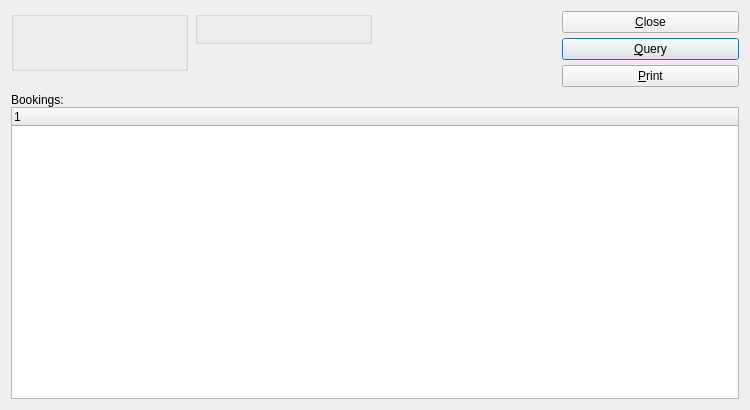
Pegasus-RPG/xtuple-client, file guiclient/dspBookingsByCustomerGroup.ui: the form before one commit.
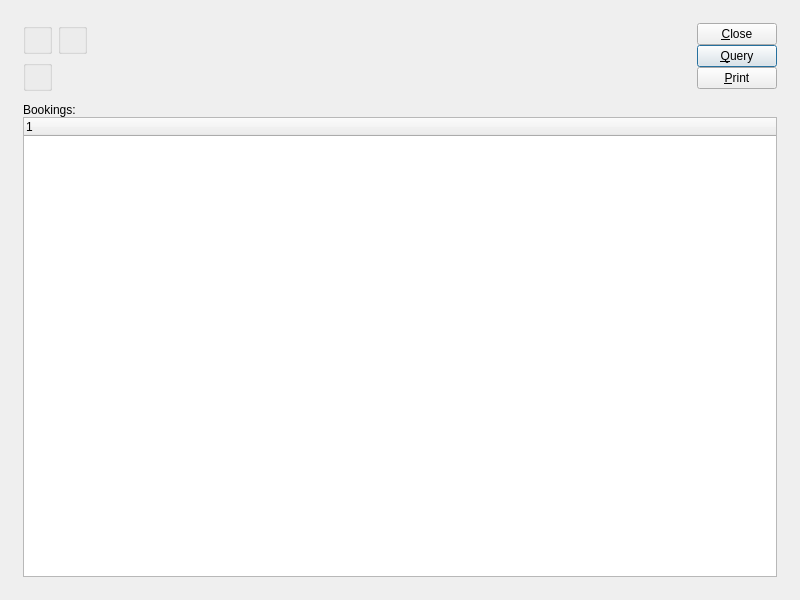
The form after the commit. Custom widgets are drawn as their Qt base class.

Commit message: issue 8520:  Touch up layouts with tweaked clusters.

The edit to the form file:
```diff
--- a/guiclient/dspBookingsByCustomerGroup.ui
+++ b/guiclient/dspBookingsByCustomerGroup.ui
@@ -14,124 +14,80 @@
    <rect>
     <x>0</x>
     <y>0</y>
-    <width>750</width>
-    <height>410</height>
+    <width>800</width>
+    <height>600</height>
    </rect>
   </property>
   <property name="windowTitle" >
    <string>Bookings by Customer Group</string>
   </property>
-   <layout class="QVBoxLayout" >
-    <item>
-     <layout class="QHBoxLayout" >
+  <layout class="QGridLayout" name="gridLayout_5" >
+   <item row="0" column="0" >
+    <layout class="QGridLayout" name="gridLayout_4" >
       <property name="margin" >
-       <number>0</number>
+      <number>12</number>
       </property>
       <property name="spacing" >
-       <number>7</number>
-      </property>
+      <number>12</number>
+     </property>
+     <item row="0" column="0" >
+      <layout class="QHBoxLayout" name="horizontalLayout" >
       <item>
-       <layout class="QVBoxLayout" >
-        <property name="margin" >
-         <number>0</number>
-        </property>
-        <property name="spacing" >
-         <number>0</number>
-        </property>
-        <item>
+        <layout class="QGridLayout" name="gridLayout_3" >
+         <item row="0" column="0" >
          <widget class="ParameterGroup" name="_customerGroup" >
           <property name="title" >
            <string/>
           </property>
-         </widget>
-        </item>
-        <item>
-         <spacer>
-          <property name="orientation" >
-           <enum>Qt::Vertical</enum>
-          </property>
-          <property name="sizeType" >
-           <enum>QSizePolicy::Preferred</enum>
-          </property>
-          <property name="sizeHint" >
-           <size>
-            <width>20</width>
-            <height>16</height>
-           </size>
-          </property>
-         </spacer>
-        </item>
-       </layout>
-      </item>
-      <item>
-       <layout class="QVBoxLayout" >
-        <property name="margin" >
-         <number>0</number>
-        </property>
-        <property name="spacing" >
-         <number>0</number>
-        </property>
-        <item>
-         <widget class="WarehouseGroup" name="_warehouse" >
+           <property name="fixedSize" >
+            <bool>false</bool>
+           </property>
+          </widget>
+         </item>
+         <item row="0" column="1" >
+          <widget class="QGroupBox" name="_dateGroup" >
           <property name="title" >
            <string/>
           </property>
-         </widget>
-        </item>
-        <item>
-         <spacer>
-          <property name="orientation" >
-           <enum>Qt::Vertical</enum>
-          </property>
-          <property name="sizeType" >
-           <enum>QSizePolicy::Preferred</enum>
-          </property>
-          <property name="sizeHint" >
-           <size>
-            <width>20</width>
-            <height>43</height>
-           </size>
-          </property>
-         </spacer>
-        </item>
-       </layout>
-      </item>
-      <item>
-       <layout class="QVBoxLayout" >
-        <property name="margin" >
-         <number>0</number>
-        </property>
-        <property name="spacing" >
-         <number>0</number>
-        </property>
-        <item>
+           <layout class="QGridLayout" name="gridLayout" >
+            <item row="0" column="0" >
          <widget class="DateCluster" name="_dates" />
         </item>
+           </layout>
+          </widget>
+         </item>
+         <item row="1" column="0" >
+          <widget class="WarehouseGroup" name="_warehouse" >
+           <property name="title" >
+            <string/>
+           </property>
+           <property name="fixedSize" >
+            <bool>false</bool>
+           </property>
+          </widget>
+         </item>
+        </layout>
+       </item>
         <item>
-         <spacer>
+        <spacer name="horizontalSpacer" >
           <property name="orientation" >
-           <enum>Qt::Vertical</enum>
-          </property>
-          <property name="sizeType" >
-           <enum>QSizePolicy::Preferred</enum>
-          </property>
-          <property name="sizeHint" >
+          <enum>Qt::Horizontal</enum>
+         </property>
+         <property name="sizeHint" stdset="0" >
            <size>
-            <width>20</width>
-            <height>50</height>
+           <width>0</width>
+           <height>20</height>
            </size>
           </property>
          </spacer>
         </item>
-       </layout>
-      </item>
       <item>
        <layout class="QVBoxLayout" >
-        <property name="margin" >
-         <number>0</number>
-        </property>
         <property name="spacing" >
-         <number>5</number>
+          <number>0</number>
+         </property>
+         <property name="margin" >
+          <number>0</number>
         </property>
         <item>
          <widget class="QPushButton" name="_close" >
@@ -160,15 +116,43 @@
           </property>
          </widget>
         </item>
-       </layout>
-      </item>
-     </layout>
-    </item>
     <item>
+          <spacer name="verticalSpacer" >
+           <property name="orientation" >
+            <enum>Qt::Vertical</enum>
+           </property>
+           <property name="sizeHint" stdset="0" >
+            <size>
+             <width>20</width>
+             <height>0</height>
+            </size>
+           </property>
+          </spacer>
+         </item>
+        </layout>
+       </item>
+      </layout>
+     </item>
+     <item row="1" column="0" >
+      <widget class="QFrame" name="_frame" >
+       <property name="sizePolicy" >
+        <sizepolicy vsizetype="Expanding" hsizetype="Preferred" >
+         <horstretch>0</horstretch>
+         <verstretch>1</verstretch>
+        </sizepolicy>
+       </property>
+       <property name="frameShape" >
+        <enum>QFrame::NoFrame</enum>
+       </property>
+       <property name="frameShadow" >
+        <enum>QFrame::Raised</enum>
+       </property>
+       <layout class="QGridLayout" name="gridLayout_2" >
+        <property name="margin" >
+         <number>0</number>
+        </property>
+        <item row="0" column="0" >
      <layout class="QVBoxLayout" >
-      <property name="margin" >
-       <number>0</number>
-      </property>
       <property name="spacing" >
        <number>0</number>
       </property>
@@ -182,9 +166,7 @@
       <item>
        <widget class="XTreeWidget" name="_soitem" >
         <property name="sizePolicy" >
-         <sizepolicy>
-          <hsizetype>7</hsizetype>
-          <vsizetype>7</vsizetype>
+             <sizepolicy vsizetype="Expanding" hsizetype="Expanding" >
           <horstretch>0</horstretch>
           <verstretch>0</verstretch>
          </sizepolicy>
@@ -201,36 +183,33 @@
     </item>
    </layout>
  </widget>
+     </item>
+    </layout>
+   </item>
+  </layout>
+ </widget>
  <layoutdefault spacing="6" margin="11" />
  <pixmapfunction>qPixmapFromMimeSource</pixmapfunction>
  <customwidgets>
+  <customwidget>
+   <class>DateCluster</class>
+   <extends>QWidget</extends>
+   <header>datecluster.h</header>
+  </customwidget>
   <customwidget>
    <class>ParameterGroup</class>
    <extends>QGroupBox</extends>
    <header>parametergroup.h</header>
-   <container>0</container>
-   <pixmap></pixmap>
+  </customwidget>
+  <customwidget>
+   <class>WarehouseGroup</class>
+   <extends>QGroupBox</extends>
+   <header>warehousegroup.h</header>
   </customwidget>
   <customwidget>
    <class>XTreeWidget</class>
    <extends>QTreeWidget</extends>
    <header>xtreewidget.h</header>
-   <container>0</container>
-   <pixmap></pixmap>
-  </customwidget>
-  <customwidget>
-   <class>WarehouseGroup</class>
-   <extends>QGroupBox</extends>
-   <header>warehousegroup.h</header>
-   <container>0</container>
-   <pixmap></pixmap>
-  </customwidget>
-  <customwidget>
-   <class>DateCluster</class>
-   <extends>QWidget</extends>
-   <header>datecluster.h</header>
-   <container>0</container>
-   <pixmap></pixmap>
   </customwidget>
  </customwidgets>
  <tabstops>
```
Left out of the diff: 6 changed lines with no effect on the pictures. Lines whose indentation alone changed are shown as unchanged. The commit also changes 34 other files.
